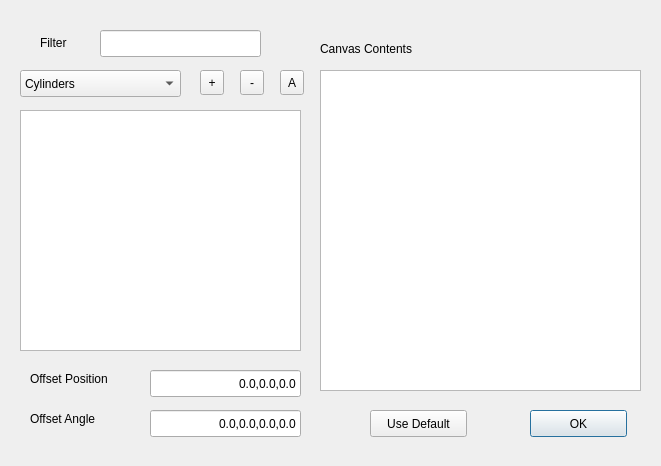
This is layout/styleSelector.ui in ccluri/Moogli as Qt 5 draws it before an edit. The edited form follows.
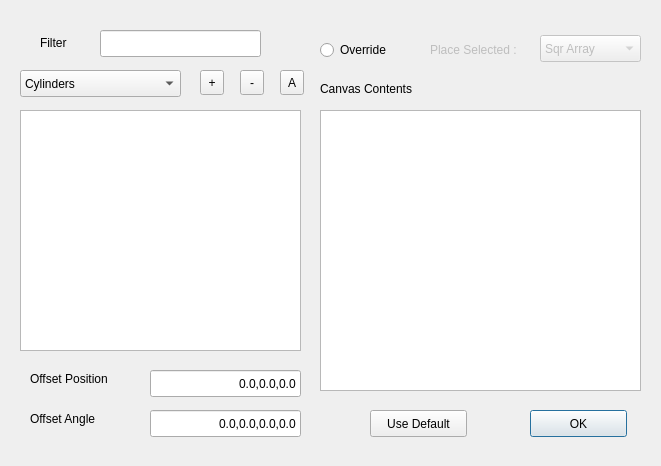
This is the edited form.

```diff
--- a/layout/styleSelector.ui
+++ b/layout/styleSelector.ui
@@ -215,9 +215,9 @@
    <property name="geometry">
     <rect>
      <x>320</x>
-     <y>70</y>
+     <y>110</y>
      <width>321</width>
-     <height>321</height>
+     <height>281</height>
     </rect>
    </property>
   </widget>
@@ -225,7 +225,7 @@
    <property name="geometry">
     <rect>
      <x>320</x>
-     <y>40</y>
+     <y>80</y>
      <width>121</width>
      <height>17</height>
     </rect>
@@ -234,6 +234,53 @@
     <string>Canvas Contents</string>
    </property>
   </widget>
+  <widget class="QRadioButton" name="overrideRadioButton">
+   <property name="geometry">
+    <rect>
+     <x>320</x>
+     <y>39</y>
+     <width>116</width>
+     <height>22</height>
+    </rect>
+   </property>
+   <property name="text">
+    <string>Override</string>
+   </property>
+  </widget>
+  <widget class="QComboBox" name="placeSelComboBox">
+   <property name="enabled">
+    <bool>false</bool>
+   </property>
+   <property name="geometry">
+    <rect>
+     <x>540</x>
+     <y>35</y>
+     <width>101</width>
+     <height>27</height>
+    </rect>
+   </property>
+   <item>
+    <property name="text">
+     <string>Sqr Array</string>
+    </property>
+   </item>
+  </widget>
+  <widget class="QLabel" name="label_5">
+   <property name="enabled">
+    <bool>false</bool>
+   </property>
+   <property name="geometry">
+    <rect>
+     <x>430</x>
+     <y>40</y>
+     <width>111</width>
+     <height>20</height>
+    </rect>
+   </property>
+   <property name="text">
+    <string>Place Selected :</string>
+   </property>
+  </widget>
  </widget>
  <resources/>
  <connections/>
```
